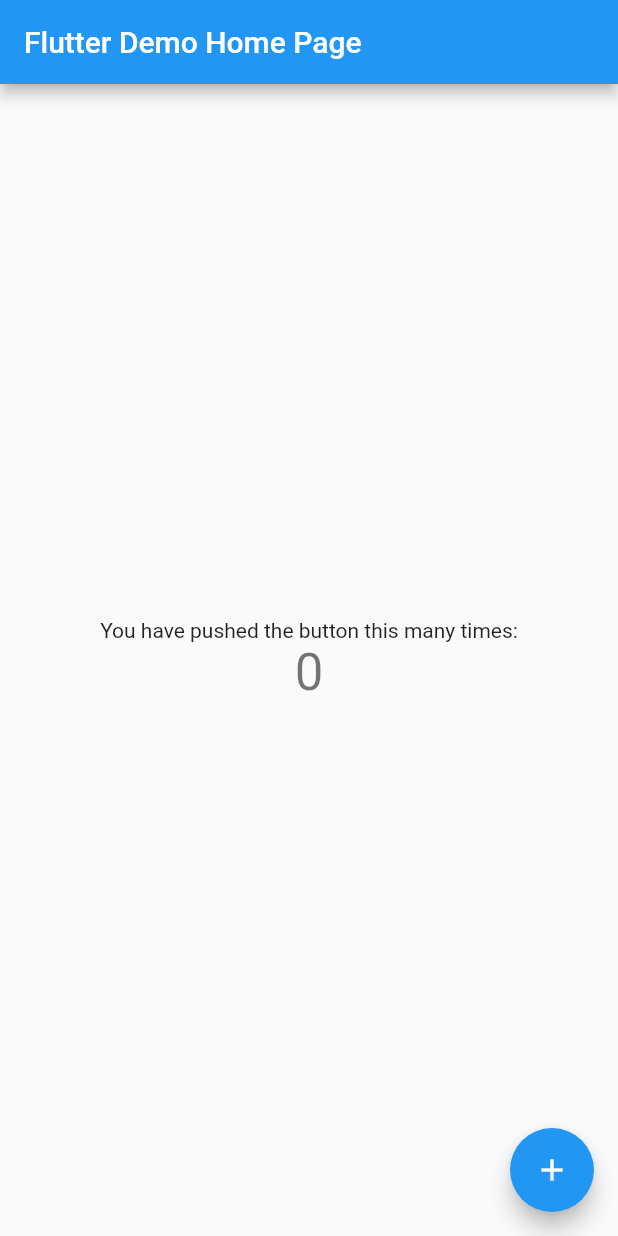
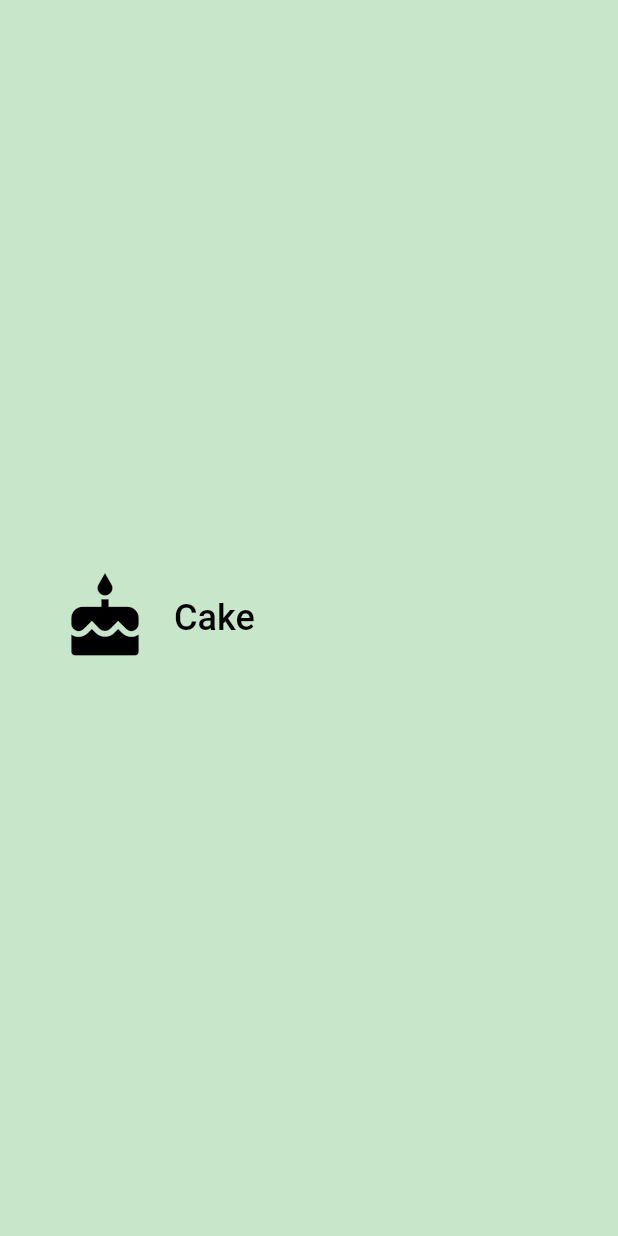
Before and after one commit to masarufuruya/flutter_tutorial, a Flutter app: the screen it shows after launch, on a phone screen of 412 x 824 dp. Run offline on Flutter 3.47's test engine with Material 2 defaults, Android fonts, the phone set to English and light mode, and no system bars.

Commit message:
Implement custom category widget

```diff
--- a/lib/main.dart
+++ b/lib/main.dart
@@ -1,117 +1,59 @@
 import 'package:flutter/material.dart';
 
 void main() {
-  runApp(MyApp());
+  runApp(UnitConverterApp());
 }
 
-class MyApp extends StatelessWidget {
-  // This widget is the root of your application.
+class Category extends StatelessWidget {
+  final icon;
+  final color;
+  final text;
+
+  const Category(
+      {@required this.icon, @required this.color, @required this.text});
+
+  @override
+  Widget build(BuildContext context) {
+    return Container(
+        width: double.infinity,
+        padding: EdgeInsets.all(8),
+        child: FlatButton(
+            splashColor: Colors.green,
+            shape: RoundedRectangleBorder(
+                borderRadius: BorderRadius.all(Radius.circular(50))),
+            child: Row(
+              children: <Widget>[
+                Padding(
+                    padding: EdgeInsets.all(16), child: Icon(icon, size: 60)),
+                Text(
+                  text,
+                  style: TextStyle(
+                    fontSize: 24,
+                  ),
+                ),
+              ],
+            ),
+            textColor: color,
+            height: 100,
+            onPressed: () {}));
+  }
+}
+
+class UnitConverterApp extends StatelessWidget {
   @override
   Widget build(BuildContext context) {
     return MaterialApp(
-      title: 'Flutter Demo',
-      theme: ThemeData(
-        // This is the theme of your application.
-        //
-        // Try running your application with "flutter run". You'll see the
-        // application has a blue toolbar. Then, without quitting the app, try
-        // changing the primarySwatch below to Colors.green and then invoke
-        // "hot reload" (press "r" in the console where you ran "flutter run",
-        // or simply save your changes to "hot reload" in a Flutter IDE).
-        // Notice that the counter didn't reset back to zero; the application
-        // is not restarted.
-        primarySwatch: Colors.blue,
-        // This makes the visual density adapt to the platform that you run
-        // the app on. For desktop platforms, the controls will be smaller and
-        // closer together (more dense) than on mobile platforms.
-        visualDensity: VisualDensity.adaptivePlatformDensity,
+      debugShowCheckedModeBanner: false,
+      title: 'Unit Converter',
+      home: Scaffold(
+        backgroundColor: Colors.green[100],
+        body: Center(
+            child: Category(
+          icon: Icons.cake,
+          color: Colors.black,
+          text: 'Cake',
+        )),
       ),
-      home: MyHomePage(title: 'Flutter Demo Home Page'),
     );
   }
 }
-
-class MyHomePage extends StatefulWidget {
-  MyHomePage({Key key, this.title}) : super(key: key);
-
-  // This widget is the home page of your application. It is stateful, meaning
-  // that it has a State object (defined below) that contains fields that affect
-  // how it looks.
-
-  // This class is the configuration for the state. It holds the values (in this
-  // case the title) provided by the parent (in this case the App widget) and
-  // used by the build method of the State. Fields in a Widget subclass are
-  // always marked "final".
-
-  final String title;
-
-  @override
-  _MyHomePageState createState() => _MyHomePageState();
-}
-
-class _MyHomePageState extends State<MyHomePage> {
-  int _counter = 0;
-
-  void _incrementCounter() {
-    setState(() {
-      // This call to setState tells the Flutter framework that something has
-      // changed in this State, which causes it to rerun the build method below
-      // so that the display can reflect the updated values. If we changed
-      // _counter without calling setState(), then the build method would not be
-      // called again, and so nothing would appear to happen.
-      _counter++;
-    });
-  }
-
-  @override
-  Widget build(BuildContext context) {
-    // This method is rerun every time setState is called, for instance as done
-    // by the _incrementCounter method above.
-    //
-    // The Flutter framework has been optimized to make rerunning build methods
-    // fast, so that you can just rebuild anything that needs updating rather
-    // than having to individually change instances of widgets.
-    return Scaffold(
-      appBar: AppBar(
-        // Here we take the value from the MyHomePage object that was created by
-        // the App.build method, and use it to set our appbar title.
-        title: Text(widget.title),
-      ),
-      body: Center(
-        // Center is a layout widget. It takes a single child and positions it
-        // in the middle of the parent.
-        child: Column(
-          // Column is also a layout widget. It takes a list of children and
-          // arranges them vertically. By default, it sizes itself to fit its
-          // children horizontally, and tries to be as tall as its parent.
-          //
-          // Invoke "debug painting" (press "p" in the console, choose the
-          // "Toggle Debug Paint" action from the Flutter Inspector in Android
-          // Studio, or the "Toggle Debug Paint" command in Visual Studio Code)
-          // to see the wireframe for each widget.
-          //
-          // Column has various properties to control how it sizes itself and
-          // how it positions its children. Here we use mainAxisAlignment to
-          // center the children vertically; the main axis here is the vertical
-          // axis because Columns are vertical (the cross axis would be
-          // horizontal).
-          mainAxisAlignment: MainAxisAlignment.center,
-          children: <Widget>[
-            Text(
-              'You have pushed the button this many times:',
-            ),
-            Text(
-              '$_counter',
-              style: Theme.of(context).textTheme.headline4,
-            ),
-          ],
-        ),
-      ),
-      floatingActionButton: FloatingActionButton(
-        onPressed: _incrementCounter,
-        tooltip: 'Increment',
-        child: Icon(Icons.add),
-      ), // This trailing comma makes auto-formatting nicer for build methods.
-    );
-  }
-}
```
